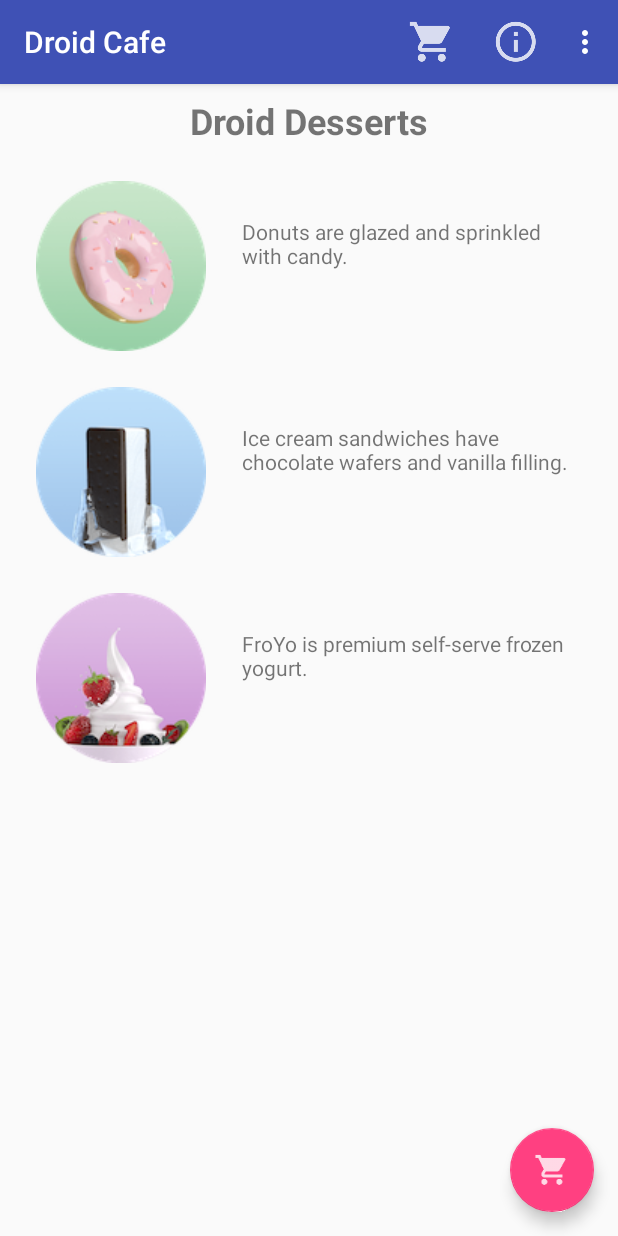
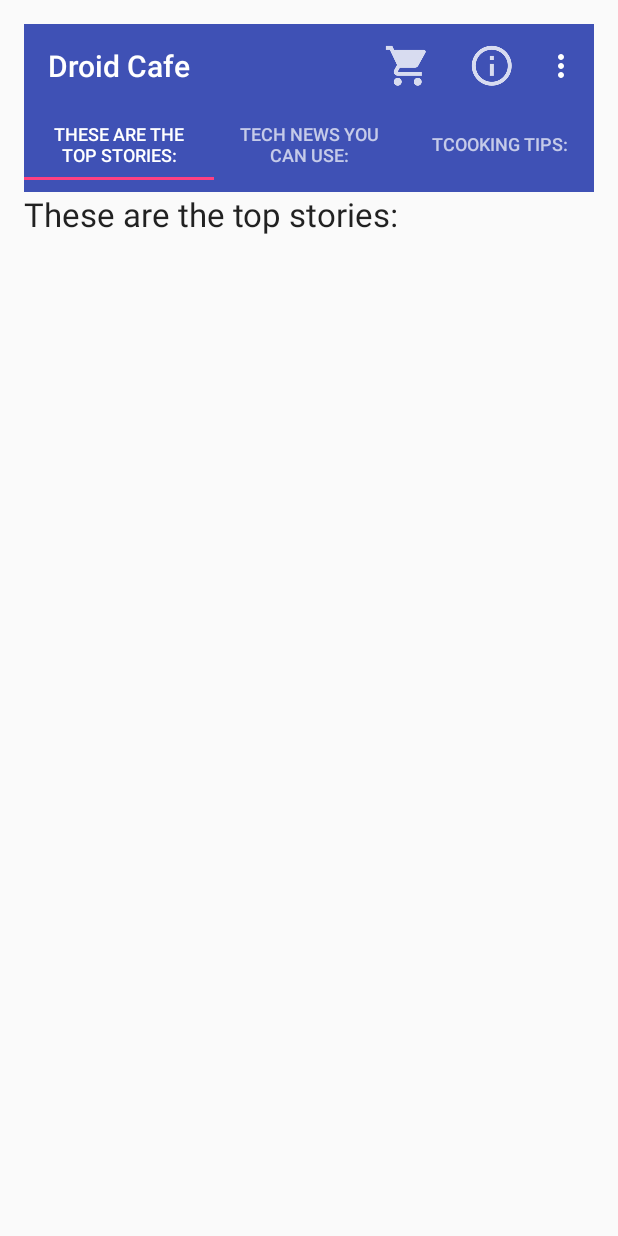
Before and after one commit to sapirely/DroidCafeOptions, an Android app: the screen it shows after launch (MainActivity), on a phone screen of 412 x 824 dp. Run offline under Robolectric (Android 15) with nearby library versions, the phone set to English and light mode, and no system bars.

Commit message:
lesson 4.4 task 2

```diff
--- a/app/src/main/java/com/example/android/droidcafeoptions/MainActivity.java
+++ b/app/src/main/java/com/example/android/droidcafeoptions/MainActivity.java
@@ -19,6 +19,8 @@ package com.example.android.droidcafeoptions;
 import android.content.Intent;
 import android.os.Bundle;
 import android.support.design.widget.FloatingActionButton;
+import android.support.design.widget.TabLayout;
+import android.support.v4.view.ViewPager;
 import android.support.v7.app.AppCompatActivity;
 import android.support.v7.widget.Toolbar;
 import android.view.Menu;
@@ -57,16 +59,41 @@ public class MainActivity extends AppCompatActivity {
         Toolbar toolbar = findViewById(R.id.toolbar);
         setSupportActionBar(toolbar);
 
-        FloatingActionButton fab = findViewById(R.id.fab);
-        fab.setOnClickListener(new View.OnClickListener() {
-            @Override
-            public void onClick(View view) {
-                Intent intent = new Intent(MainActivity.this,
-                        OrderActivity.class);
-                intent.putExtra(EXTRA_MESSAGE, mOrderMessage);
-                startActivity(intent);
-            }
-        });
+        // Create an instance of the tab layout from the view.
+        TabLayout tabLayout = findViewById(R.id.tab_layout);
+        // Set the text for each tab.
+        tabLayout.addTab(tabLayout.newTab().setText(R.string.tab_1));
+        tabLayout.addTab(tabLayout.newTab().setText(R.string.tab_2));
+        tabLayout.addTab(tabLayout.newTab().setText(R.string.tab_3));
+            // Set the tabs to fill the entire layout.
+        tabLayout.setTabGravity(TabLayout.GRAVITY_FILL);
+        // Use PagerAdapter to manage page views in fragments.
+
+        // Each page is represented by its own fragment.
+        final ViewPager viewPager = findViewById(R.id.pager);
+        final PagerAdapter adapter = new PagerAdapter
+                (getSupportFragmentManager(), tabLayout.getTabCount());
+        viewPager.setAdapter(adapter);
+        // Setting a listener for clicks.
+
+        // Setting a listener for clicks.
+        viewPager.addOnPageChangeListener(new
+                TabLayout.TabLayoutOnPageChangeListener(tabLayout));
+        tabLayout.addOnTabSelectedListener(new
+               TabLayout.OnTabSelectedListener() {
+                   @Override
+                   public void onTabSelected(TabLayout.Tab tab) {
+                       viewPager.setCurrentItem(tab.getPosition());
+                   }
+
+                   @Override
+                   public void onTabUnselected(TabLayout.Tab tab) {
+                   }
+
+                   @Override
+                   public void onTabReselected(TabLayout.Tab tab) {
+                   }
+               });
     }
 
     /**
--- /dev/null
+++ b/app/src/main/java/com/example/android/droidcafeoptions/PagerAdapter.java
@@ -0,0 +1,37 @@
+package com.example.android.droidcafeoptions;
+
+import android.support.v4.app.Fragment;
+import android.support.v4.app.FragmentManager;
+import android.support.v4.app.FragmentStatePagerAdapter;
+
+public class PagerAdapter extends FragmentStatePagerAdapter {
+    int mNumOfTabs;
+
+    public PagerAdapter(FragmentManager fm, int NumOfTabs) {
+        super(fm);
+        this.mNumOfTabs = NumOfTabs;
+    }
+
+    /**
+     * Return the Fragment associated with a specified position.
+     *
+     * @param position
+     */
+    @Override
+    public Fragment getItem(int position) {
+        switch (position) {
+            case 0: return new TabFragment1();
+            case 1: return new TabFragment2();
+            case 2: return new TabFragment3();
+            default: return null;
+        }
+    }
+
+    /**
+     * Return the number of views available.
+     */
+    @Override
+    public int getCount() {
+        return mNumOfTabs;
+    }
+}
--- /dev/null
+++ b/app/src/main/java/com/example/android/droidcafeoptions/TabFragment1.java
@@ -0,0 +1,29 @@
+package com.example.android.droidcafeoptions;
+
+
+import android.os.Bundle;
+import android.support.v4.app.Fragment;
+import android.view.LayoutInflater;
+import android.view.View;
+import android.view.ViewGroup;
+
+
+/**
+ * A simple {@link Fragment} subclass.
+ */
+public class TabFragment1 extends Fragment {
+
+
+    public TabFragment1() {
+        // Required empty public constructor
+    }
+
+
+    @Override
+    public View onCreateView(LayoutInflater inflater, ViewGroup container,
+                             Bundle savedInstanceState) {
+        // Inflate the layout for this fragment
+        return inflater.inflate(R.layout.tab_fragment1, container, false);
+    }
+
+}
--- /dev/null
+++ b/app/src/main/java/com/example/android/droidcafeoptions/TabFragment2.java
@@ -0,0 +1,29 @@
+package com.example.android.droidcafeoptions;
+
+
+import android.os.Bundle;
+import android.support.v4.app.Fragment;
+import android.view.LayoutInflater;
+import android.view.View;
+import android.view.ViewGroup;
+
+
+/**
+ * A simple {@link Fragment} subclass.
+ */
+public class TabFragment2 extends Fragment {
+
+
+    public TabFragment2() {
+        // Required empty public constructor
+    }
+
+
+    @Override
+    public View onCreateView(LayoutInflater inflater, ViewGroup container,
+                             Bundle savedInstanceState) {
+        // Inflate the layout for this fragment
+        return inflater.inflate(R.layout.tab_fragment2, container, false);
+    }
+
+}
--- /dev/null
+++ b/app/src/main/java/com/example/android/droidcafeoptions/TabFragment3.java
@@ -0,0 +1,29 @@
+package com.example.android.droidcafeoptions;
+
+
+import android.os.Bundle;
+import android.support.v4.app.Fragment;
+import android.view.LayoutInflater;
+import android.view.View;
+import android.view.ViewGroup;
+
+
+/**
+ * A simple {@link Fragment} subclass.
+ */
+public class TabFragment3 extends Fragment {
+
+
+    public TabFragment3() {
+        // Required empty public constructor
+    }
+
+
+    @Override
+    public View onCreateView(LayoutInflater inflater, ViewGroup container,
+                             Bundle savedInstanceState) {
+        // Inflate the layout for this fragment
+        return inflater.inflate(R.layout.tab_fragment3, container, false);
+    }
+
+}
--- a/app/src/main/res/layout/activity_main.xml
+++ b/app/src/main/res/layout/activity_main.xml
@@ -1,50 +1,36 @@
-<?xml version="1.0" encoding="utf-8"?>
-<!--
-  ~ Copyright (C) 2018 Google Inc.
-  ~
-  ~ Licensed under the Apache License, Version 2.0 (the "License");
-  ~ you may not use this file except in compliance with the License.
-  ~ You may obtain a copy of the License at
-  ~
-  ~     http://www.apache.org/licenses/LICENSE-2.0
-  ~
-  ~ Unless required by applicable law or agreed to in writing, software
-  ~ distributed under the License is distributed on an "AS IS" BASIS,
-  ~ WITHOUT WARRANTIES OR CONDITIONS OF ANY KIND, either express or implied.
-  ~ See the License for the specific language governing permissions and
-  ~ limitations under the License.
-  -->
-
-<android.support.design.widget.CoordinatorLayout
-    xmlns:android="http://schemas.android.com/apk/res/android"
+<RelativeLayout xmlns:android="http://schemas.android.com/apk/res/android"
     xmlns:app="http://schemas.android.com/apk/res-auto"
     xmlns:tools="http://schemas.android.com/tools"
+    android:id="@+id/activity_main"
     android:layout_width="match_parent"
     android:layout_height="match_parent"
+    android:padding="16dp"
     tools:context="com.example.android.droidcafeoptions.MainActivity">
 
-    <android.support.design.widget.AppBarLayout
+    <android.support.v7.widget.Toolbar
+        android:id="@+id/toolbar"
         android:layout_width="match_parent"
         android:layout_height="wrap_content"
-        android:theme="@style/AppTheme.AppBarOverlay">
+        android:layout_alignParentTop="true"
+        android:background="?attr/colorPrimary"
+        android:minHeight="?attr/actionBarSize"
+        android:theme="@style/ThemeOverlay.AppCompat.Dark.ActionBar"
+        app:popupTheme="@style/ThemeOverlay.AppCompat.Light"/>
 
-        <android.support.v7.widget.Toolbar
-            android:id="@+id/toolbar"
-            android:layout_width="match_parent"
-            android:layout_height="?attr/actionBarSize"
-            android:background="?attr/colorPrimary"
-            app:popupTheme="@style/AppTheme.PopupOverlay" />
+    <android.support.design.widget.TabLayout
+        android:id="@+id/tab_layout"
+        android:layout_width="match_parent"
+        android:layout_height="wrap_content"
+        android:layout_below="@id/toolbar"
+        android:background="?attr/colorPrimary"
+        android:minHeight="?attr/actionBarSize"
+        android:theme="@style/ThemeOverlay.AppCompat.Dark.ActionBar"/>
 
-    </android.support.design.widget.AppBarLayout>
+    <android.support.v4.view.ViewPager
+        android:id="@+id/pager"
+        android:layout_width="match_parent"
+        android:layout_height="fill_parent"
+        android:layout_below="@id/tab_layout"/>
 
-    <include layout="@layout/content_main" />
 
-    <android.support.design.widget.FloatingActionButton
-        android:id="@+id/fab"
-        android:layout_width="wrap_content"
-        android:layout_height="wrap_content"
-        android:layout_gravity="bottom|end"
-        android:layout_margin="16dp"
-        app:srcCompat="@drawable/ic_shopping_cart" />
-
-</android.support.design.widget.CoordinatorLayout>
+</RelativeLayout>
--- /dev/null
+++ b/app/src/main/res/layout/tab_fragment1.xml
@@ -0,0 +1,14 @@
+<?xml version="1.0" encoding="utf-8"?>
+<RelativeLayout xmlns:android="http://schemas.android.com/apk/res/android"
+    xmlns:tools="http://schemas.android.com/tools"
+    android:layout_width="match_parent"
+    android:layout_height="match_parent"
+    tools:context=".TabFragment1">
+
+    <TextView
+        android:layout_width="wrap_content"
+        android:layout_height="wrap_content"
+        android:text="@string/tab_1"
+        android:textAppearance="?android:attr/textAppearanceLarge" />
+
+</RelativeLayout>
--- /dev/null
+++ b/app/src/main/res/layout/tab_fragment2.xml
@@ -0,0 +1,14 @@
+<?xml version="1.0" encoding="utf-8"?>
+<RelativeLayout xmlns:android="http://schemas.android.com/apk/res/android"
+    xmlns:tools="http://schemas.android.com/tools"
+    android:layout_width="match_parent"
+    android:layout_height="match_parent"
+    tools:context=".TabFragment2">
+
+    <TextView
+        android:layout_width="wrap_content"
+        android:layout_height="wrap_content"
+        android:text= "@string/tab_2"
+        android:textAppearance="?android:attr/textAppearanceLarge" />
+
+</RelativeLayout>
--- /dev/null
+++ b/app/src/main/res/layout/tab_fragment3.xml
@@ -0,0 +1,14 @@
+<?xml version="1.0" encoding="utf-8"?>
+<RelativeLayout xmlns:android="http://schemas.android.com/apk/res/android"
+    xmlns:tools="http://schemas.android.com/tools"
+    android:layout_width="match_parent"
+    android:layout_height="match_parent"
+    tools:context=".TabFragment3">
+
+    <TextView
+        android:layout_width="wrap_content"
+        android:layout_height="wrap_content"
+        android:text="@string/tab_3"
+        android:textAppearance="?android:attr/textAppearanceLarge" />
+
+</RelativeLayout>
--- a/app/src/main/res/values/strings.xml
+++ b/app/src/main/res/values/strings.xml
@@ -51,4 +51,10 @@
     <string name="action_contact_message">You selected Contact.</string>
     <string name="title_activity_order">Order Activity</string>
 
+    <!-- TODO: Remove or change this placeholder text -->
+    <string name="hello_blank_fragment">Hello blank fragment</string>
+    <string name="tab_1">These are the top stories:</string>
+    <string name="tab_2">Tech news you can use:</string>
+    <string name="tab_3">TCooking tips: </string>
+
 </resources>
--- a/app/src/main/res/values/styles.xml
+++ b/app/src/main/res/values/styles.xml
@@ -22,6 +22,8 @@
         <item name="colorPrimary">@color/colorPrimary</item>
         <item name="colorPrimaryDark">@color/colorPrimaryDark</item>
         <item name="colorAccent">@color/colorAccent</item>
+        <item name="windowActionBar">false</item>
+        <item name="windowNoTitle">true</item>
     </style>
 
     <style name="AppTheme.NoActionBar">
@@ -35,4 +37,6 @@
     <style name="AppTheme.PopupOverlay"
            parent="ThemeOverlay.AppCompat.Light" />
 
+
+
 </resources>
```
Also changed, not shown: 32 other files.
